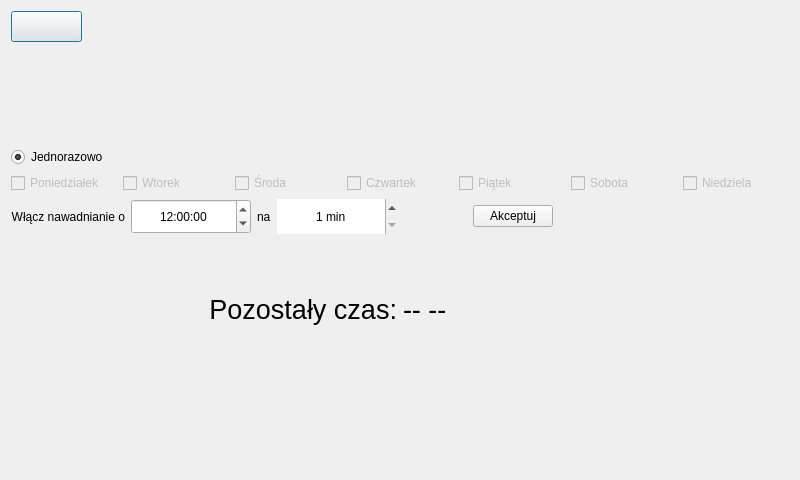
Before: the Qt Designer form watering.ui in mateusur/Home_automation, drawn with Qt 5.
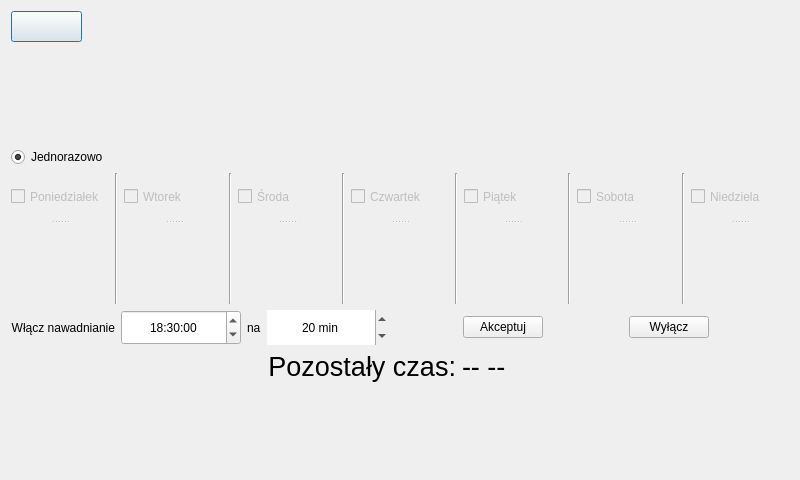
After: the same form once the commit is applied.

Commit message: Options for regular watering added

Diff of the .ui file:
```diff
--- a/watering.ui
+++ b/watering.ui
@@ -18,8 +18,8 @@
   <property name="windowTitle">
    <string>Dialog</string>
   </property>
-  <layout class="QVBoxLayout" name="verticalLayout">
-   <item>
+  <layout class="QGridLayout" name="gridLayout">
+   <item row="0" column="0">
     <widget class="QSplitter" name="splitter">
      <property name="orientation">
       <enum>Qt::Horizontal</enum>
@@ -55,7 +55,7 @@
      </widget>
     </widget>
    </item>
-   <item>
+   <item row="1" column="2">
     <spacer name="verticalSpacer_2">
      <property name="orientation">
       <enum>Qt::Vertical</enum>
@@ -71,7 +71,7 @@
      </property>
     </spacer>
    </item>
-   <item>
+   <item row="2" column="0">
     <widget class="QRadioButton" name="radioButton_once">
      <property name="text">
       <string>Jednorazowo</string>
@@ -81,9 +81,13 @@
      </property>
     </widget>
    </item>
-   <item>
+   <item row="3" column="0" colspan="4">
     <layout class="QHBoxLayout" name="horizontalLayout">
      <item>
+      <widget class="QSplitter" name="splitter_2">
+       <property name="orientation">
+        <enum>Qt::Vertical</enum>
+       </property>
       <widget class="QCheckBox" name="checkBox_monday">
        <property name="enabled">
         <bool>false</bool>
@@ -92,8 +96,37 @@
         <string>Poniedziałek</string>
        </property>
       </widget>
+       <widget class="QLabel" name="label_monday">
+        <property name="minimumSize">
+         <size>
+          <width>0</width>
+          <height>60</height>
+         </size>
+        </property>
+        <property name="maximumSize">
+         <size>
+          <width>16777215</width>
+          <height>80</height>
+         </size>
+        </property>
+        <property name="text">
+         <string/>
+        </property>
+       </widget>
+      </widget>
      </item>
      <item>
+      <widget class="Line" name="line">
+       <property name="orientation">
+        <enum>Qt::Vertical</enum>
+       </property>
+      </widget>
+     </item>
+     <item>
+      <widget class="QSplitter" name="splitter_3">
+       <property name="orientation">
+        <enum>Qt::Vertical</enum>
+       </property>
       <widget class="QCheckBox" name="checkBox_tuesday">
        <property name="enabled">
         <bool>false</bool>
@@ -102,8 +135,37 @@
         <string>Wtorek</string>
        </property>
       </widget>
+       <widget class="QLabel" name="label_tuesday">
+        <property name="minimumSize">
+         <size>
+          <width>0</width>
+          <height>60</height>
+         </size>
+        </property>
+        <property name="maximumSize">
+         <size>
+          <width>16777215</width>
+          <height>80</height>
+         </size>
+        </property>
+        <property name="text">
+         <string/>
+        </property>
+       </widget>
+      </widget>
      </item>
      <item>
+      <widget class="Line" name="line_2">
+       <property name="orientation">
+        <enum>Qt::Vertical</enum>
+       </property>
+      </widget>
+     </item>
+     <item>
+      <widget class="QSplitter" name="splitter_4">
+       <property name="orientation">
+        <enum>Qt::Vertical</enum>
+       </property>
       <widget class="QCheckBox" name="checkBox_wednesday">
        <property name="enabled">
         <bool>false</bool>
@@ -112,8 +174,37 @@
         <string>Środa</string>
        </property>
       </widget>
+       <widget class="QLabel" name="label_wednesday">
+        <property name="minimumSize">
+         <size>
+          <width>0</width>
+          <height>60</height>
+         </size>
+        </property>
+        <property name="maximumSize">
+         <size>
+          <width>16777215</width>
+          <height>80</height>
+         </size>
+        </property>
+        <property name="text">
+         <string/>
+        </property>
+       </widget>
+      </widget>
      </item>
      <item>
+      <widget class="Line" name="line_3">
+       <property name="orientation">
+        <enum>Qt::Vertical</enum>
+       </property>
+      </widget>
+     </item>
+     <item>
+      <widget class="QSplitter" name="splitter_5">
+       <property name="orientation">
+        <enum>Qt::Vertical</enum>
+       </property>
       <widget class="QCheckBox" name="checkBox_thursday">
        <property name="enabled">
         <bool>false</bool>
@@ -122,8 +213,37 @@
         <string>Czwartek</string>
        </property>
       </widget>
+       <widget class="QLabel" name="label_thursday">
+        <property name="minimumSize">
+         <size>
+          <width>0</width>
+          <height>60</height>
+         </size>
+        </property>
+        <property name="maximumSize">
+         <size>
+          <width>16777215</width>
+          <height>80</height>
+         </size>
+        </property>
+        <property name="text">
+         <string/>
+        </property>
+       </widget>
+      </widget>
      </item>
      <item>
+      <widget class="Line" name="line_4">
+       <property name="orientation">
+        <enum>Qt::Vertical</enum>
+       </property>
+      </widget>
+     </item>
+     <item>
+      <widget class="QSplitter" name="splitter_6">
+       <property name="orientation">
+        <enum>Qt::Vertical</enum>
+       </property>
       <widget class="QCheckBox" name="checkBox_friday">
        <property name="enabled">
         <bool>false</bool>
@@ -132,8 +252,37 @@
         <string>Piątek</string>
        </property>
       </widget>
+       <widget class="QLabel" name="label_friday">
+        <property name="minimumSize">
+         <size>
+          <width>0</width>
+          <height>60</height>
+         </size>
+        </property>
+        <property name="maximumSize">
+         <size>
+          <width>16777215</width>
+          <height>80</height>
+         </size>
+        </property>
+        <property name="text">
+         <string/>
+        </property>
+       </widget>
+      </widget>
      </item>
      <item>
+      <widget class="Line" name="line_5">
+       <property name="orientation">
+        <enum>Qt::Vertical</enum>
+       </property>
+      </widget>
+     </item>
+     <item>
+      <widget class="QSplitter" name="splitter_7">
+       <property name="orientation">
+        <enum>Qt::Vertical</enum>
+       </property>
       <widget class="QCheckBox" name="checkBox_saturday">
        <property name="enabled">
         <bool>false</bool>
@@ -142,8 +291,37 @@
         <string>Sobota</string>
        </property>
       </widget>
+       <widget class="QLabel" name="label_saturday">
+        <property name="minimumSize">
+         <size>
+          <width>0</width>
+          <height>60</height>
+         </size>
+        </property>
+        <property name="maximumSize">
+         <size>
+          <width>16777215</width>
+          <height>80</height>
+         </size>
+        </property>
+        <property name="text">
+         <string/>
+        </property>
+       </widget>
+      </widget>
      </item>
      <item>
+      <widget class="Line" name="line_6">
+       <property name="orientation">
+        <enum>Qt::Vertical</enum>
+       </property>
+      </widget>
+     </item>
+     <item>
+      <widget class="QSplitter" name="splitter_8">
+       <property name="orientation">
+        <enum>Qt::Vertical</enum>
+       </property>
       <widget class="QCheckBox" name="checkBox_sunday">
        <property name="enabled">
         <bool>false</bool>
@@ -152,10 +330,28 @@
         <string>Niedziela</string>
        </property>
       </widget>
+       <widget class="QLabel" name="label_sunday">
+        <property name="minimumSize">
+         <size>
+          <width>0</width>
+          <height>60</height>
+         </size>
+        </property>
+        <property name="maximumSize">
+         <size>
+          <width>16777215</width>
+          <height>80</height>
+         </size>
+        </property>
+        <property name="text">
+         <string/>
+        </property>
+       </widget>
+      </widget>
      </item>
     </layout>
    </item>
-   <item>
+   <item row="4" column="0" colspan="4">
     <layout class="QHBoxLayout" name="horizontalLayout_2">
      <item>
       <widget class="QLabel" name="label">
@@ -165,7 +361,7 @@
         </font>
        </property>
        <property name="text">
-        <string>Włącz nawadnianie o</string>
+        <string>Włącz nawadnianie</string>
        </property>
        <property name="alignment">
         <set>Qt::AlignRight|Qt::AlignTrailing|Qt::AlignVCenter</set>
@@ -193,8 +389,8 @@
        </property>
        <property name="time">
         <time>
-         <hour>12</hour>
-         <minute>0</minute>
+         <hour>18</hour>
+         <minute>30</minute>
          <second>0</second>
         </time>
        </property>
@@ -256,13 +452,16 @@
         <number>0</number>
        </property>
        <property name="minimum">
-        <double>1.000000000000000</double>
+        <double>5.000000000000000</double>
        </property>
        <property name="maximum">
         <double>45.000000000000000</double>
        </property>
        <property name="singleStep">
-        <double>1.000000000000000</double>
+        <double>5.000000000000000</double>
+       </property>
+       <property name="value">
+        <double>20.000000000000000</double>
        </property>
       </widget>
      </item>
@@ -289,6 +488,26 @@
        </property>
       </widget>
      </item>
+     <item>
+      <spacer name="horizontalSpacer_3">
+       <property name="orientation">
+        <enum>Qt::Horizontal</enum>
+       </property>
+       <property name="sizeHint" stdset="0">
+        <size>
+         <width>40</width>
+         <height>20</height>
+        </size>
+       </property>
+      </spacer>
+     </item>
+     <item>
+      <widget class="QPushButton" name="pushButton_turn_off">
+       <property name="text">
+        <string>Wyłącz</string>
+       </property>
+      </widget>
+     </item>
      <item>
       <spacer name="horizontalSpacer_2">
        <property name="orientation">
@@ -304,7 +523,20 @@
      </item>
     </layout>
    </item>
-   <item>
+   <item row="5" column="0">
+    <spacer name="horizontalSpacer_4">
+     <property name="orientation">
+      <enum>Qt::Horizontal</enum>
+     </property>
+     <property name="sizeHint" stdset="0">
+      <size>
+       <width>222</width>
+       <height>20</height>
+      </size>
+     </property>
+    </spacer>
+   </item>
+   <item row="5" column="1">
     <layout class="QHBoxLayout" name="horizontalLayout_3">
      <item>
       <widget class="QLabel" name="label_3">
@@ -338,7 +570,20 @@
      </item>
     </layout>
    </item>
-   <item>
+   <item row="5" column="3">
+    <spacer name="horizontalSpacer_5">
+     <property name="orientation">
+      <enum>Qt::Horizontal</enum>
+     </property>
+     <property name="sizeHint" stdset="0">
+      <size>
+       <width>221</width>
+       <height>20</height>
+      </size>
+     </property>
+    </spacer>
+   </item>
+   <item row="6" column="2">
     <spacer name="verticalSpacer">
      <property name="orientation">
       <enum>Qt::Vertical</enum>
@@ -348,8 +593,8 @@
      </property>
      <property name="sizeHint" stdset="0">
       <size>
-       <width>20</width>
-       <height>90</height>
+       <width>17</width>
+       <height>87</height>
       </size>
      </property>
     </spacer>
```
Lines whose indentation alone changed are shown as unchanged. The commit also changes 3 other files.
